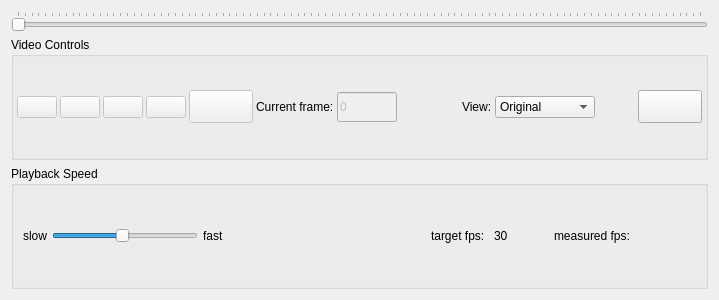
This is source/gui/VideoControlWidget.ui in BioroboticsLab/biotracker_core as Qt 5 draws it before an edit. The edited form follows.
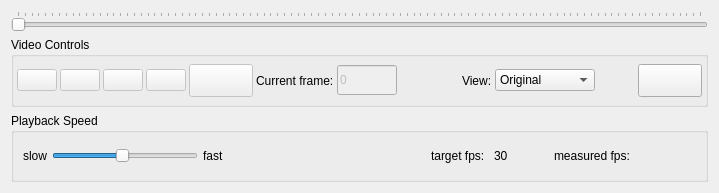
This is the edited form. Icons and pictures are not drawn.

Commit message: Implement most of the functionality of VideoView using QOpenGlWidget. Also fix zooming and widget initialization.

```diff
--- a/source/gui/VideoControlWidget.ui
+++ b/source/gui/VideoControlWidget.ui
@@ -7,11 +7,11 @@
     <x>0</x>
     <y>0</y>
     <width>719</width>
-    <height>300</height>
+    <height>193</height>
    </rect>
   </property>
   <property name="sizePolicy">
-   <sizepolicy hsizetype="MinimumExpanding" vsizetype="MinimumExpanding">
+   <sizepolicy hsizetype="Minimum" vsizetype="Minimum">
     <horstretch>0</horstretch>
     <verstretch>0</verstretch>
    </sizepolicy>
@@ -53,6 +53,12 @@
    </item>
    <item>
     <widget class="QGroupBox" name="playback">
+     <property name="sizePolicy">
+      <sizepolicy hsizetype="Minimum" vsizetype="Minimum">
+       <horstretch>0</horstretch>
+       <verstretch>0</verstretch>
+      </sizepolicy>
+     </property>
      <property name="title">
       <string>Video Controls</string>
      </property>
@@ -347,6 +353,12 @@
    </item>
    <item>
     <widget class="QGroupBox" name="speed">
+     <property name="sizePolicy">
+      <sizepolicy hsizetype="Minimum" vsizetype="Minimum">
+       <horstretch>0</horstretch>
+       <verstretch>0</verstretch>
+      </sizepolicy>
+     </property>
      <property name="minimumSize">
       <size>
        <width>0</width>
```
Left out of the diff: 20 changed lines with no effect on the pictures. The commit also changes 8 other files.
